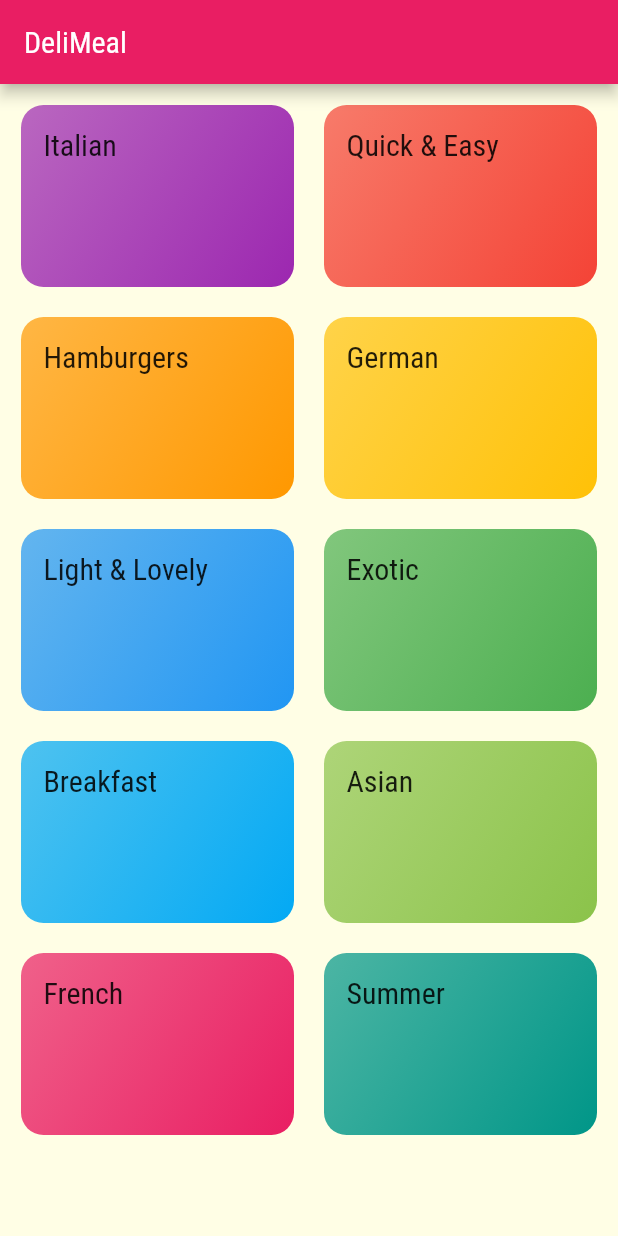
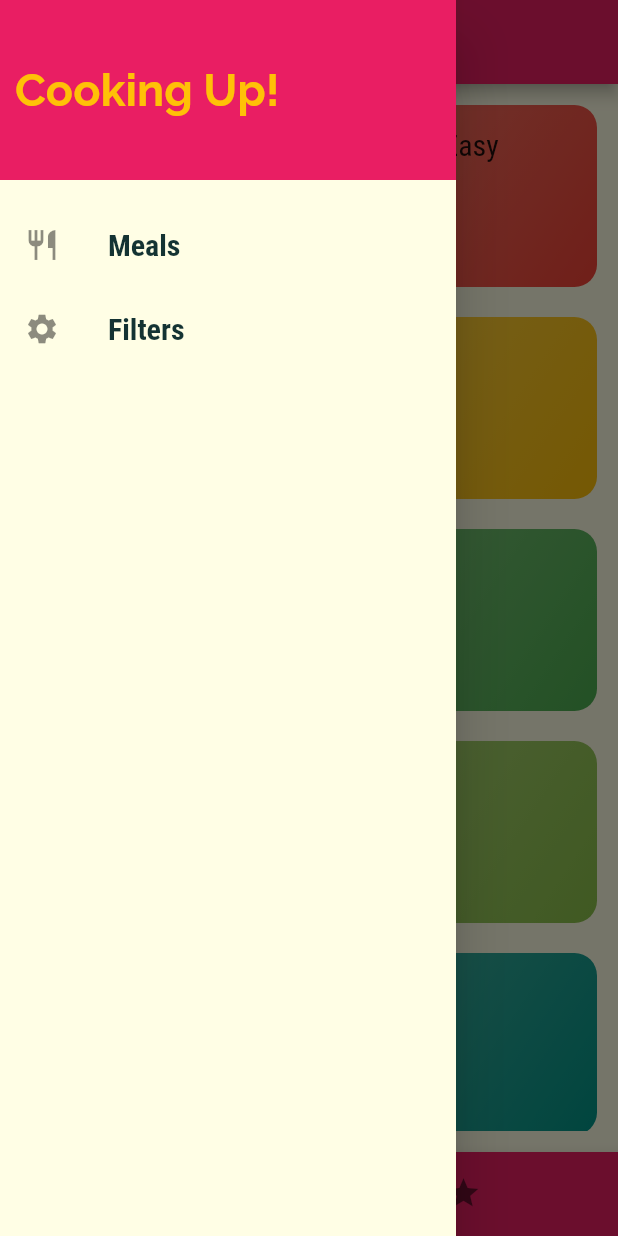
Before and after one commit to ziadabdelaziz/meals-app, a Flutter app: the screen it shows after launch, with the side drawer open (before the commit the screen has no drawer), on a phone screen of 412 x 824 dp. Run offline on Flutter 3.47's test engine with Material 2 defaults, Android fonts, the phone set to English and light mode, and no system bars.

Commit message:
added the drawer

```diff
--- a/lib/main.dart
+++ b/lib/main.dart
@@ -2,7 +2,8 @@ import 'package:flutter/material.dart';
 import 'package:meals/screens/categories_screen.dart';
 import 'package:meals/screens/category_meals_screen.dart';
 import 'package:meals/screens/meal_detail_screen.dart';
-
+import 'package:meals/screens/tabs_screen.dart';
+import 'screens/filters_screen.dart';
 void main() {
   runApp(MyApp());
 }
@@ -16,6 +17,7 @@ class MyApp extends StatelessWidget {
     return MaterialApp(
       title: "DeliMeals",
       theme: ThemeData(
+        primaryColor: Colors.pink,
         colorScheme: ColorScheme.fromSwatch(
           primarySwatch: Colors.pink,
         ).copyWith(
@@ -38,14 +40,18 @@ class MyApp extends StatelessWidget {
               ),
             ),
       ),
-      home: CategoriesScreen(),
+      home: TabScreen(),
+      // initialRoute: '/',
       routes: {
-        // '/': (ctx) => CategoriesScreen(),
-        '/category-meals': (ctx) => CategoryMealsScreen(),
+        // '/': (ctx) => TabScreen(),
+        CategoryMealsScreen.routeName: (ctx) =>CategoryMealsScreen(),
         MealDetailScreen.routeName: (ctx) => MealDetailScreen(),
+        FiltersScreen.routeName:(ctx) => const FiltersScreen(),
       },
       onUnknownRoute: ((settings) {
-        return MaterialPageRoute(builder:  (ctx)=>CategoriesScreen(),);
+        return MaterialPageRoute(
+          builder: (ctx) => CategoriesScreen(),
+        );
       }),
     );
   }
--- a/lib/screens/categories_screen.dart
+++ b/lib/screens/categories_screen.dart
@@ -9,6 +9,7 @@ import '../models/category.dart';
 
 class CategoriesScreen extends StatelessWidget {
   // const CategoriesScreen({Key? key}) : super(key: key);
+
   @override
   Widget build(BuildContext context) {
     int cnt = 1;
@@ -20,11 +21,7 @@ class CategoriesScreen extends StatelessWidget {
     } else {
       cnt = 3;
     }
-    return Scaffold(
-      appBar: AppBar(
-        title: const Text('DeliMeal'),
-      ),
-      body: Padding(
+    return Padding(
       padding: const EdgeInsets.all(14),
       child: GridView(
         gridDelegate: SliverGridDelegateWithFixedCrossAxisCount(
@@ -43,7 +40,6 @@ class CategoriesScreen extends StatelessWidget {
             )
             .toList(),
       ),
-      ),
     );
   }
 }
--- a/lib/screens/category_meals_screen.dart
+++ b/lib/screens/category_meals_screen.dart
@@ -10,6 +10,8 @@ class CategoryMealsScreen extends StatelessWidget {
   // final String categoryTitle;
 
   // CategoryMealsScreen(this.categoryId, this.categoryTitle);
+
+  static const routeName = '/category-meals';
 
   @override
   Widget build(BuildContext context) {
--- /dev/null
+++ b/lib/screens/favorits_screen.dart
@@ -0,0 +1,12 @@
+import 'package:flutter/material.dart';
+
+class FavoritesScreen extends StatelessWidget {
+  // const Favorits({Key? key}) : super(key: key);
+
+  @override
+  Widget build(BuildContext context) {
+    return Container(
+      child: const Center(child: Text('Favorits Screen')),
+    );
+  }
+}
--- /dev/null
+++ b/lib/screens/filters_screen.dart
@@ -0,0 +1,17 @@
+import 'package:flutter/material.dart';
+import 'package:meals/widgets/my_drawer.dart';
+
+class FiltersScreen extends StatelessWidget {
+  const FiltersScreen({Key? key}) : super(key: key);
+  static const routeName = '/filters';
+  @override
+  Widget build(BuildContext context) {
+    return Scaffold(
+      appBar: AppBar(title: const Text('Your Filters')),
+      drawer: const Drawer(child: MyDrawer()),
+      body: const Center(
+        child: Text("Filters Screen!"),
+      ),
+    );
+  }
+}
--- a/lib/screens/meal_detail_screen.dart
+++ b/lib/screens/meal_detail_screen.dart
@@ -4,6 +4,7 @@ import '../dummy_data.dart';
 class MealDetailScreen extends StatelessWidget {
   // const MealDetailScreen({Key? key}) : super(key: key);
   static const routeName = '/meal-detail';
+  // final mediaQuery = MediaQuery.of(context);
 
   Widget titleBuilder(BuildContext context, title) {
     return Container(
@@ -19,7 +20,7 @@ class MealDetailScreen extends StatelessWidget {
 
   Widget buildContainer(BuildContext context, Widget Child) {
     return Container(
-      width: 250,
+      width: 280,
       height: 150,
       decoration: BoxDecoration(
           color: Colors.white,
@@ -39,10 +40,10 @@ class MealDetailScreen extends StatelessWidget {
         return mealId == element.id;
       },
     );
-    // final mediaQuery = MediaQuery.of(context);
     return Scaffold(
       appBar: AppBar(title: Text(mealDetails.title)),
-      body: Column(children: [
+      body: SingleChildScrollView(
+        child: Column(children: [
           Image.network(
             mealDetails.imageUrl,
             // fit: BoxFit.cover,
@@ -67,16 +68,22 @@ class MealDetailScreen extends StatelessWidget {
             context,
             ListView.builder(
               itemCount: mealDetails.steps.length,
-            itemBuilder: (ctx, index) => ListTile(
+              itemBuilder: (ctx, index) => Column(
+                children: [
+                  ListTile(
                     leading: CircleAvatar(child: Text('# ${index + 1}')),
                     title: Text(
                       mealDetails.steps[index],
-                textAlign: TextAlign.center,
+                      textAlign: TextAlign.left,
                     ),
+                  ),
+                  const Divider(),
+                ],
               ),
             ),
           ),
         ]),
+      ),
     );
   }
 }
--- /dev/null
+++ b/lib/screens/tabs_screen.dart
@@ -0,0 +1,60 @@
+import 'package:flutter/material.dart';
+import 'categories_screen.dart';
+import 'favorits_screen.dart';
+import '../widgets/my_drawer.dart';
+
+class TabScreen extends StatefulWidget {
+  TabScreen({Key? key}) : super(key: key);
+
+  @override
+  _TabScreenState createState() => _TabScreenState();
+}
+
+class _TabScreenState extends State<TabScreen> {
+  final List<Map<String, Object>> _pages = [
+    {'page': CategoriesScreen(), 'title': 'Categories'},
+    {'page': FavoritesScreen(), 'title': 'Your Favorite'}
+  ];
+  int _selectedPageIndex = 0;
+
+  void _selectPage(int index) {
+    setState(() {
+      _selectedPageIndex = index;
+    });
+  }
+
+  @override
+  Widget build(BuildContext context) {
+    return Scaffold(
+      appBar: AppBar(
+        title: Text(_pages[_selectedPageIndex]['title'] as String),
+      ),
+      drawer: const Drawer(
+        child: MyDrawer(),
+      ),
+      body: _pages[_selectedPageIndex]['page'] as Widget,
+      bottomNavigationBar: BottomNavigationBar(
+        onTap: _selectPage,
+        fixedColor: Colors.amber,
+        showUnselectedLabels: false,
+        // selectedItemColor: Colors.amber,
+        currentIndex: _selectedPageIndex,
+        backgroundColor: Theme.of(context).primaryColor,
+        items: const [
+          BottomNavigationBarItem(
+            icon: Icon(
+              Icons.category,
+            ),
+            label: 'Categories',
+          ),
+          BottomNavigationBarItem(
+            icon: Icon(
+              Icons.star,
+            ),
+            label: 'Favorites',
+          ),
+        ],
+      ),
+    );
+  }
+}
--- /dev/null
+++ b/lib/widgets/my_drawer.dart
@@ -0,0 +1,52 @@
+import 'package:flutter/material.dart';
+import '../screens/filters_screen.dart';
+
+class MyDrawer extends StatelessWidget {
+  const MyDrawer({Key? key}) : super(key: key);
+
+  @override
+  Widget build(BuildContext context) {
+
+  Widget tilebuilder(String title, IconData icon, String route) {
+    return ListTile(
+      leading: Icon(icon),
+      title: Text(
+        title,
+        style: const TextStyle(
+          fontFamily: 'RobotoCondensed',
+          fontWeight: FontWeight.bold,
+          fontSize: 20,
+        ),
+      ),
+      onTap: () => Navigator.of(context).pushReplacementNamed(route)
+    );
+  }
+
+    return Container(
+      child: Column(
+        children: [
+          Container(
+            decoration: BoxDecoration(
+              color: Theme.of(context).primaryColor,
+            ),
+            padding: const EdgeInsets.symmetric(vertical: 20, horizontal: 10),
+            width: double.infinity,
+            height: 120,
+            alignment: Alignment.centerLeft,
+            child: const Text(
+              'Cooking Up!',
+              style: TextStyle(
+                color: Colors.amber,
+                fontSize: 30,
+                fontWeight: FontWeight.w700,
+              ),
+            ),
+          ),
+          const SizedBox(height: 15),
+          tilebuilder('Meals', Icons.restaurant_outlined, '/'),
+          tilebuilder('Filters', Icons.settings, FiltersScreen.routeName),
+        ],
+      ),
+    );
+  }
+}
```
Lines whose indentation alone changed are shown as unchanged.
